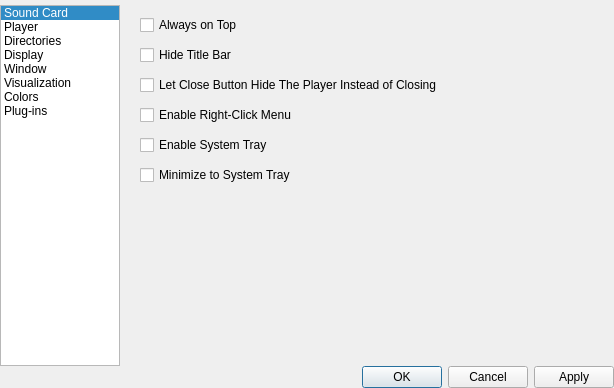
The window that ui/SetupWindow.ui (ModPlugPlayer/ModPlugPlayer) describes before a commit, drawn with Qt 5.
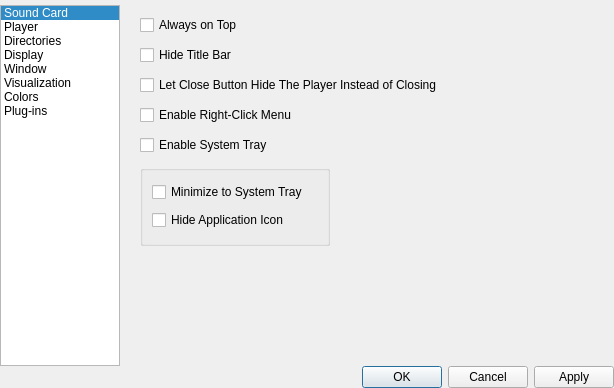
The same window after the commit.

Patch:
```diff
--- a/ui/SetupWindow.ui
+++ b/ui/SetupWindow.ui
@@ -745,20 +745,7 @@
             <string>Enable Right-Click Menu</string>
            </property>
           </widget>
-          <widget class="QCheckBox" name="checkBox_13">
-           <property name="geometry">
-            <rect>
-             <x>20</x>
-             <y>160</y>
-             <width>181</width>
-             <height>20</height>
-            </rect>
-           </property>
-           <property name="text">
-            <string>Minimize to System Tray</string>
-           </property>
-          </widget>
-          <widget class="QCheckBox" name="checkBox_16">
+          <widget class="QCheckBox" name="checkBoxEnableSystemTray">
            <property name="geometry">
             <rect>
              <x>20</x>
@@ -771,6 +758,35 @@
             <string>Enable System Tray</string>
            </property>
           </widget>
+          <widget class="QGroupBox" name="groupBoxSystemTray">
+           <property name="geometry">
+            <rect>
+             <x>20</x>
+             <y>160</y>
+             <width>190</width>
+             <height>81</height>
+            </rect>
+           </property>
+           <property name="title">
+            <string/>
+           </property>
+           <layout class="QVBoxLayout" name="verticalLayout_4">
+            <item>
+             <widget class="QCheckBox" name="checkBoxMinimizeToSystemTray">
+              <property name="text">
+               <string>Minimize to System Tray</string>
+              </property>
+             </widget>
+            </item>
+            <item>
+             <widget class="QCheckBox" name="checkBoxHideApplicationIcon">
+              <property name="text">
+               <string>Hide Application Icon</string>
+              </property>
+             </widget>
+            </item>
+           </layout>
+          </widget>
          </widget>
          <widget class="QWidget" name="visualizationPage"/>
          <widget class="QWidget" name="colorsPage"/>
```
Left out of the diff: 8 changed lines with no effect on the pictures.
